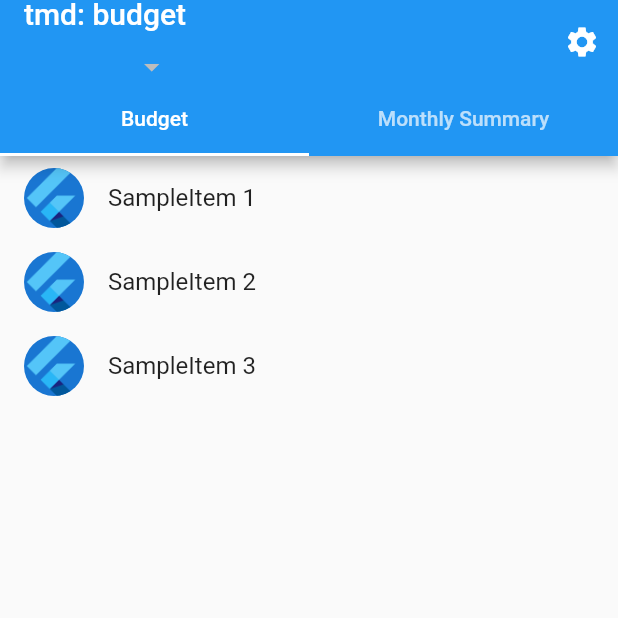
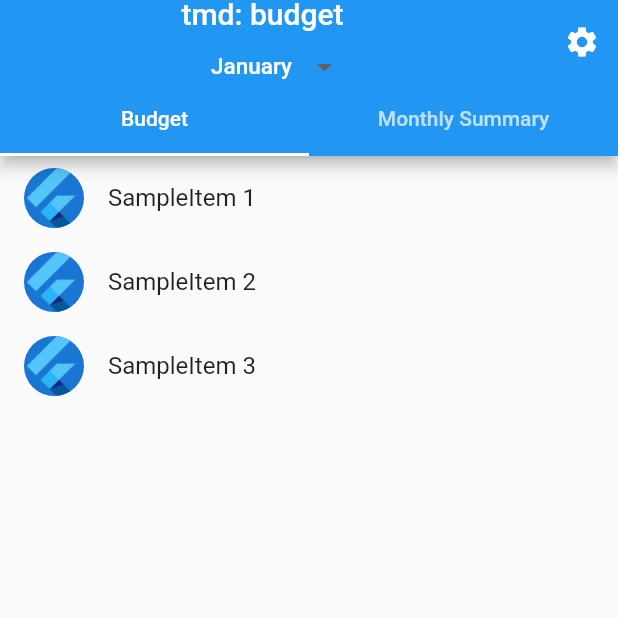
Before and after one commit to RahmsMusti/tmd_finance, a Flutter app: the screen it shows after launch, on a phone screen of 412 x 824 dp, the top half of it. Run offline on Flutter 3.47's test engine with Material 2 defaults, Android fonts, the phone set to English and light mode, and no system bars; generated files the repository leaves out were written again.

Commit message:
Dropdown menu working in appbar

```diff
--- a/lib/src/app.dart
+++ b/lib/src/app.dart
@@ -73,7 +73,7 @@ class TmdBudget extends StatelessWidget {
                     return const SampleItemDetailsView();
                   case SampleItemListView.routeName:
                   default:
-                    return SampleItemListView();
+                    return const SampleItemListView();
                 }
               },
             );
--- a/lib/src/sample_feature/sample_item_list_view.dart
+++ b/lib/src/sample_feature/sample_item_list_view.dart
@@ -5,8 +5,8 @@ import 'sample_item.dart';
 import 'sample_item_details_view.dart';
 
 /// Displays a list of SampleItems.
-class SampleItemListView extends StatelessWidget {
-  SampleItemListView({
+class SampleItemListView extends StatefulWidget {
+  const SampleItemListView({
     Key? key,
     this.items = const [SampleItem(1), SampleItem(2), SampleItem(3)],
   }) : super(key: key);
@@ -15,19 +15,32 @@ class SampleItemListView extends StatelessWidget {
 
   final List<SampleItem> items;
 
+  static const List<String> months = [
+    'January',
+    'February',
+    'March',
+    'April',
+    'May',
+    'June',
+    'July',
+    'August',
+    'September',
+    'October',
+    'November',
+    'December',
+  ];
+
+  @override
+  State<SampleItemListView> createState() => _SampleItemListViewState();
+}
+
+class _SampleItemListViewState extends State<SampleItemListView> {
   final List<Tab> myTabs = <Tab>[
     const Tab(text: 'Budget'),
     const Tab(text: 'Monthly Summary'),
   ];
 
-  static const Map<String, double> months = {
-    'January': 0.0,
-    'February': 1.2,
-    'March': 1.375,
-    'April': 1.55,
-    'May': 1.725,
-    'June': 3.42,
-  };
+  String dropdownValue = SampleItemListView.months[0];
 
   @override
   Widget build(BuildContext context) {
@@ -40,23 +53,47 @@ class SampleItemListView extends StatelessWidget {
               const SizedBox(
                 height: 10,
               ),
-              const Text(
-                'tmd: budget',
+              Row(
+                children: const [
+                  SizedBox(
+                    width: 105,
+                  ),
+                  Text(
+                    'tmd: budget',
+                    textAlign: TextAlign.center,
+                  ),
+                ],
               ),
-              DropdownButton<double>(
-                icon: const Icon(Icons.arrow_drop_down_sharp),
-                items: months
-                    .map((name, value) {
-                      return MapEntry(
-                        name,
-                        DropdownMenuItem<double>(
-                          value: value,
-                          child: Text(name),
-                        ),
+              Row(
+                children: [
+                  const SizedBox(
+                    width: 115,
+                  ),
+                  DropdownButton<String>(
+                    value: dropdownValue,
+                    icon: const Icon(Icons.arrow_drop_down_sharp),
+                    iconSize: 24,
+                    elevation: 16,
+                    alignment: AlignmentDirectional.center,
+                    style: const TextStyle(
+                        fontSize: 15.0,
+                        fontWeight: FontWeight.w500,
+                        color: Colors.white),
+                    dropdownColor: Colors.grey,
+                    onChanged: (String? newValue) {
+                      setState(() {
+                        dropdownValue = newValue!;
+                      });
+                    },
+                    items: SampleItemListView.months.map((name) {
+                      return DropdownMenuItem<String>(
+                        alignment: AlignmentDirectional.center,
+                        value: name,
+                        child: Text(name),
                       );
-                    })
-                    .values
-                    .toList(),
+                    }).toList(),
+                  ),
+                ],
               )
             ],
           ),
@@ -87,9 +124,9 @@ class SampleItemListView extends StatelessWidget {
           // scroll position when a user leaves and returns to the app after it
           // has been killed while running in the background.
           restorationId: 'sampleItemListView',
-          itemCount: items.length,
+          itemCount: widget.items.length,
           itemBuilder: (BuildContext context, int index) {
-            final item = items[index];
+            final item = widget.items[index];
 
             return ListTile(
                 title: Text('SampleItem ${item.id}'),
--- a/lib/src/settings/settings_controller.dart
+++ b/lib/src/settings/settings_controller.dart
@@ -1,4 +1,3 @@
-import 'package:flutter/cupertino.dart';
 import 'package:flutter/material.dart';
 
 import 'settings_service.dart';
```
Also changed, not shown: pubspec.lock, 2 other files.
